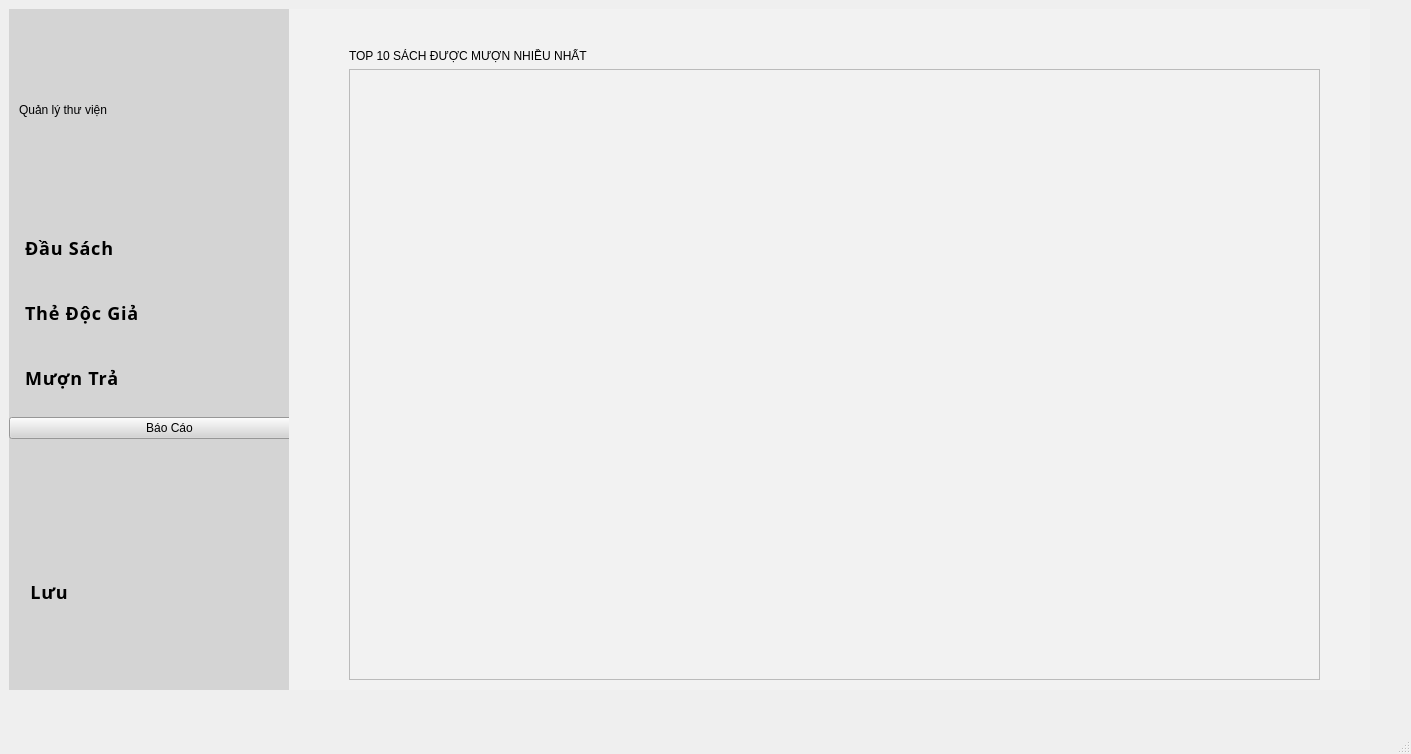
First picture: the form in librarymanage/librarymanagementsystem.ui, repository DTTaze/Qt-Library-Management, before the edit.
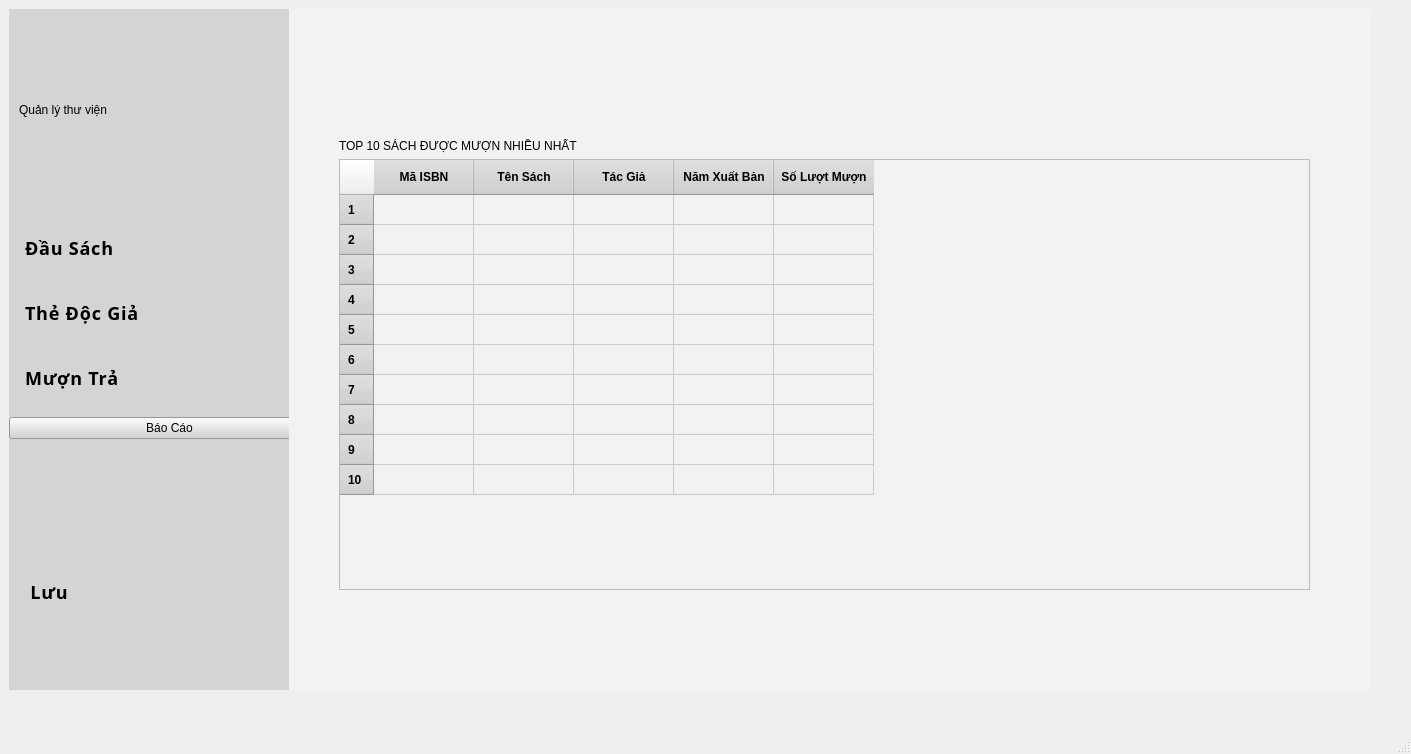
Second picture: the form after the edit. The open tabs and pages were chosen to show the change. Icons and pictures are not drawn.

```diff
--- a/librarymanage/librarymanagementsystem.ui
+++ b/librarymanage/librarymanagementsystem.ui
@@ -1457,10 +1457,10 @@
              <widget class="QWidget" name="layoutWidget">
               <property name="geometry">
                <rect>
-                <x>60</x>
-                <y>30</y>
+                <x>50</x>
+                <y>120</y>
                 <width>971</width>
-                <height>631</height>
+                <height>451</height>
                </rect>
               </property>
               <layout class="QVBoxLayout" name="verticalLayout_6">
@@ -1475,7 +1475,7 @@
                 </widget>
                </item>
                <item>
-                <widget class="QTableView" name="Top10Sach_tableView">
+                <widget class="QTableWidget" name="Top10Sach_tableWidget">
                  <property name="styleSheet">
                   <string notr="true">QHeaderView::section {
     background-color: #D3D3D3;  
@@ -1486,6 +1486,44 @@
 }
 </string>
                  </property>
+                 <property name="editTriggers">
+                  <set>QAbstractItemView::EditTrigger::NoEditTriggers</set>
+                 </property>
+                 <row/>
+                 <row/>
+                 <row/>
+                 <row/>
+                 <row/>
+                 <row/>
+                 <row/>
+                 <row/>
+                 <row/>
+                 <row/>
+                 <column>
+                  <property name="text">
+                   <string>Mã ISBN</string>
+                  </property>
+                 </column>
+                 <column>
+                  <property name="text">
+                   <string>Tên Sách</string>
+                  </property>
+                 </column>
+                 <column>
+                  <property name="text">
+                   <string>Tác Giả</string>
+                  </property>
+                 </column>
+                 <column>
+                  <property name="text">
+                   <string>Năm Xuất Bản</string>
+                  </property>
+                 </column>
+                 <column>
+                  <property name="text">
+                   <string>Số Lượt Mượn</string>
+                  </property>
+                 </column>
                 </widget>
                </item>
               </layout>
```
Left out of the diff: 45 changed lines with no effect on the pictures.
